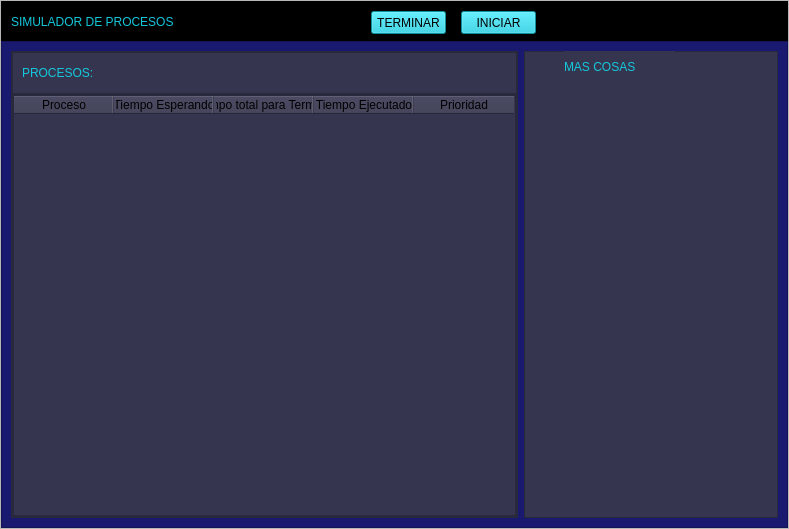
First picture: the form in view/view.ui, repository JesusAbarcaRodriguez/process-simulator, before the edit.
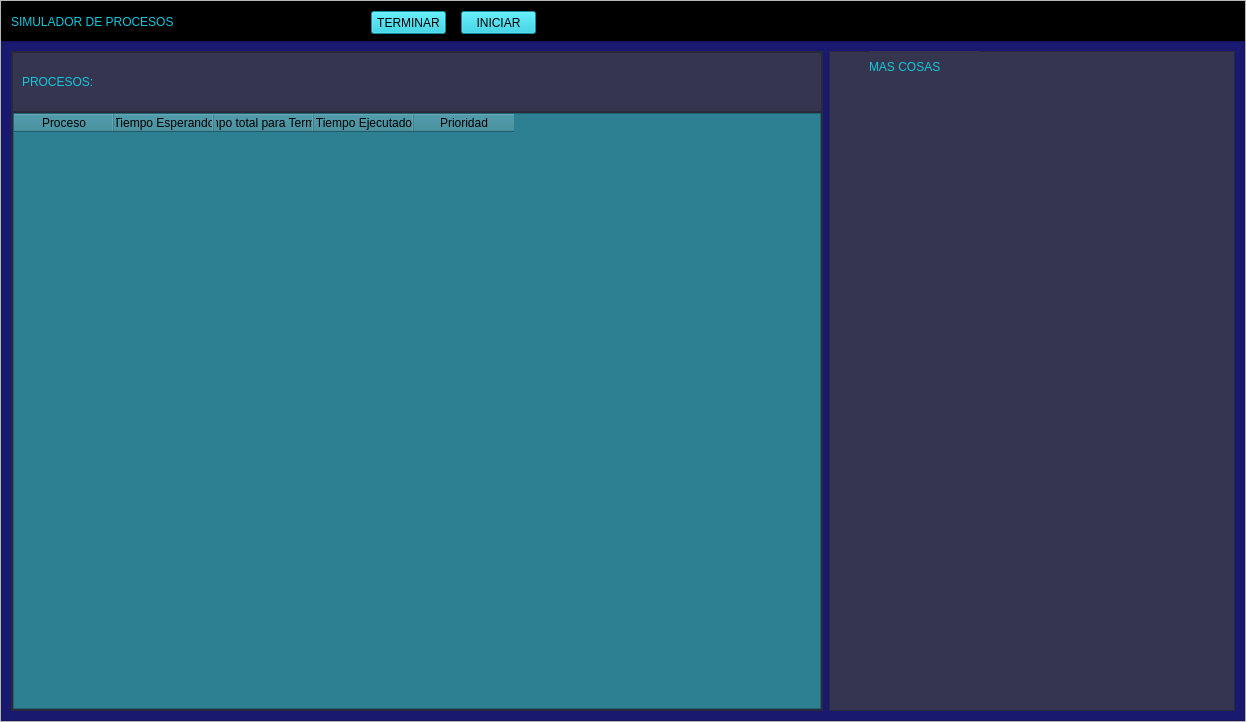
Second picture: the form after the edit.

Commit message: Update MainView class to add process table

Diff of the .ui file:
```diff
--- a/view/view.ui
+++ b/view/view.ui
@@ -6,8 +6,8 @@
    <rect>
     <x>0</x>
     <y>0</y>
-    <width>789</width>
-    <height>529</height>
+    <width>1246</width>
+    <height>722</height>
    </rect>
   </property>
   <property name="windowTitle">
@@ -210,6 +210,9 @@
                 </property>
                 <item>
                  <widget class="QTableWidget" name="table_process">
+                  <property name="styleSheet">
+                   <string notr="true">background-color: rgb(44, 128, 145);</string>
+                  </property>
                   <column>
                    <property name="text">
                     <string>Proceso</string>
```
The commit also changes 3 other files.
